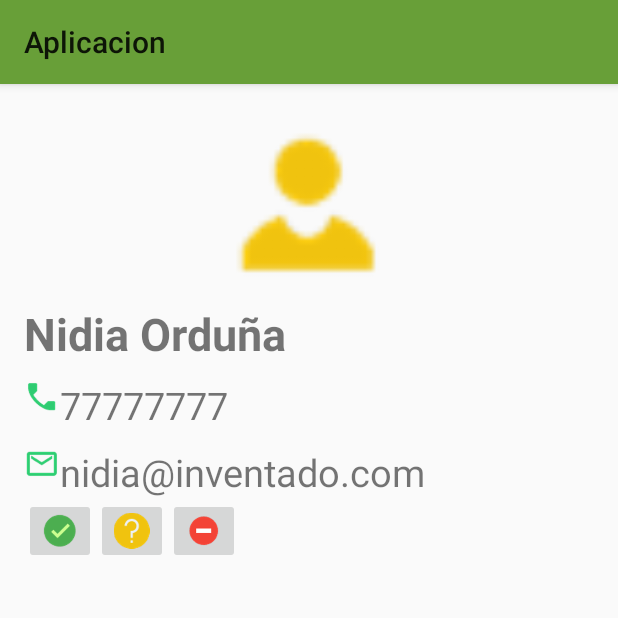
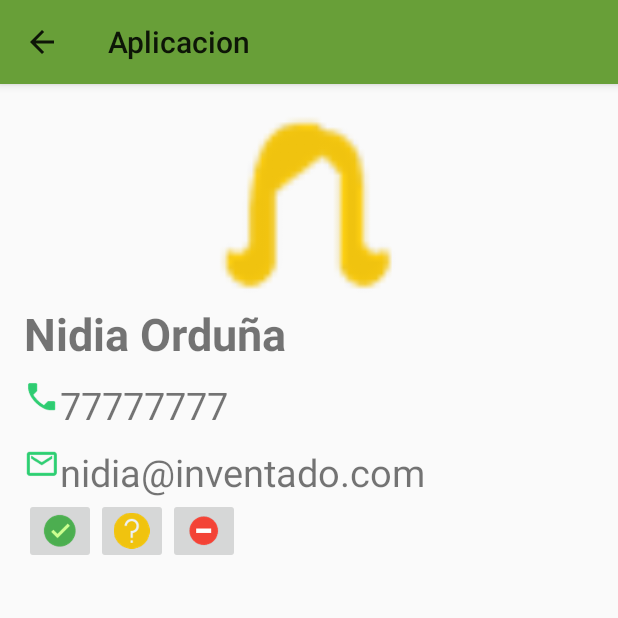
Before and after one commit to nitrogena/listadoYdetalle, an Android app: the ListaActivity screen opened directly, with no data from a screen before it, after a tap on an icon or button, on a phone screen of 412 x 824 dp, the top half of it. Run offline under Robolectric (Android 15) with nearby library versions, the phone set to English and light mode, and no system bars.

Commit message:
paso de imagen

```diff
--- a/app/src/main/java/mx/nitrogena/coursera/aplicacion/Adaptadores/PostulanteAdapter.java
+++ b/app/src/main/java/mx/nitrogena/coursera/aplicacion/Adaptadores/PostulanteAdapter.java
@@ -56,6 +56,7 @@ public class PostulanteAdapter extends RecyclerView.Adapter<PostulanteAdapter.Po
                 intent.putExtra("nombre", psPostulante.getNombre());
                 intent.putExtra("telefono", psPostulante.getTelefono());
                 intent.putExtra("correo", psPostulante.getCorreo());
+                intent.putExtra("foto", psPostulante.getFoto());
 
                 activity.startActivity(intent);
             }
--- a/app/src/main/java/mx/nitrogena/coursera/aplicacion/DetalleActivity.java
+++ b/app/src/main/java/mx/nitrogena/coursera/aplicacion/DetalleActivity.java
@@ -12,6 +12,7 @@ import android.util.Log;
 import android.view.KeyEvent;
 import android.view.View;
 import android.widget.ImageButton;
+import android.widget.ImageView;
 import android.widget.TextView;
 import android.widget.Toast;
 
@@ -22,6 +23,7 @@ public class DetalleActivity extends AppCompatActivity {
     TextView tvNombre;
     TextView tvTelefono;
     TextView tvCorreo;
+    ImageView ivFoto;
 
     ImageButton ibContactar;
     ImageButton ibOcultar;
@@ -35,22 +37,30 @@ public class DetalleActivity extends AppCompatActivity {
         Toolbar actionBar = (Toolbar) findViewById(R.id.actionBar);
         setSupportActionBar(actionBar);
 
+        getSupportActionBar().setDisplayHomeAsUpEnabled(true);
+
         Bundle parametros = getIntent().getExtras();
         String nombre = parametros.getString("nombre");
         String telefono = parametros.getString("telefono");
         String correo = parametros.getString("correo");
 
+
+        int foto = parametros.getInt("foto");
+
+
         tvNombre = (TextView) findViewById(R.id.tvNombre);
         tvTelefono = (TextView) findViewById(R.id.tvTel);
         tvCorreo = (TextView) findViewById(R.id.tvCorreo);
 
-
+          ivFoto = (ImageView) findViewById(R.id.ivFoto);
 
                Log.i("telefono", telefono);
 
         tvNombre.setText(nombre);
         tvCorreo.setText(correo);
         tvTelefono.setText(telefono);
+
+        ivFoto.setImageResource(foto);
 
         consultar();
 
```
Also changed, not shown: app/src/main/AndroidManifest.xml (+7 -1 lines).
